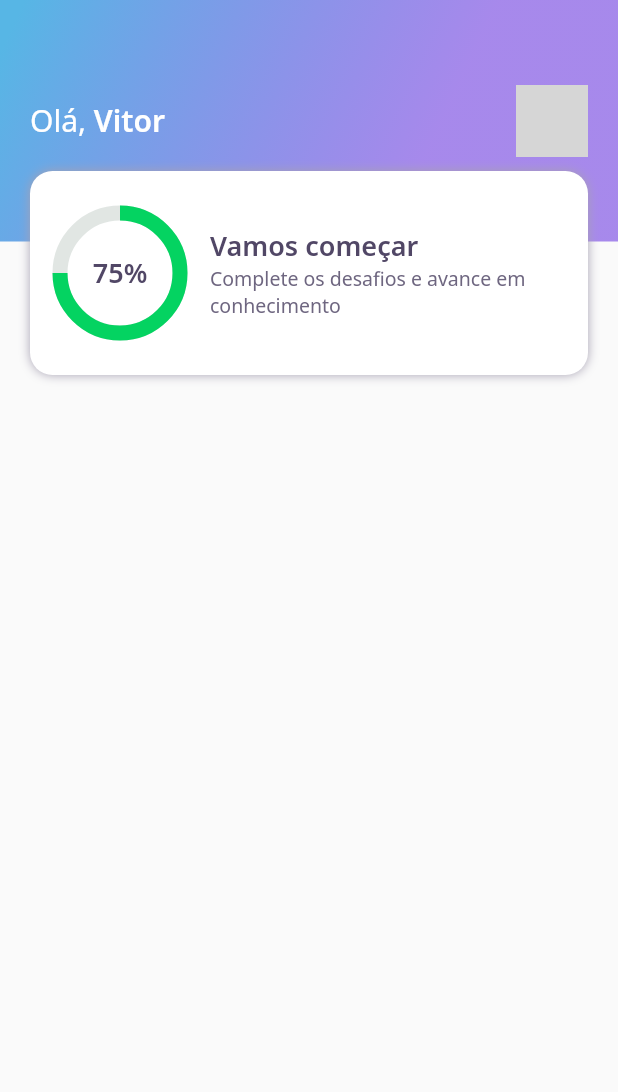
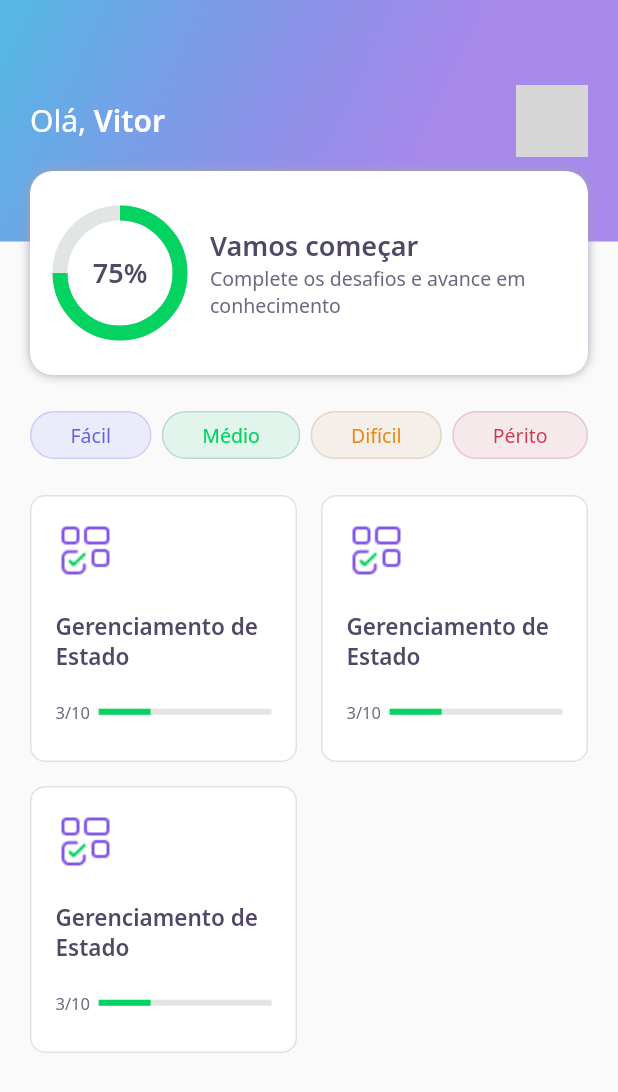
Before and after one commit to vitorsalesg/dev_quiz, a Flutter app: the HomePage screen opened directly, on a phone screen of 412 x 824 dp. Shown: the top 1092 px of the screen. Run offline on Flutter 3.47's test engine with Material 2 defaults, Android fonts, the phone set to English and light mode, and no system bars; our stand-ins replace google_fonts; network calls fail; grey boxes are pictures that could not be loaded.

Commit message:
Creation of new pages and changes in the layout of the app

```diff
--- a/lib/core/app_widget.dart
+++ b/lib/core/app_widget.dart
@@ -1,4 +1,4 @@
-import 'package:dev_quiz/home/home_page.dart';
+import 'package:dev_quiz/challenge/challenge_page.dart';
 import 'package:flutter/material.dart';
 
 class AppWidget extends StatelessWidget {
@@ -7,7 +7,7 @@ class AppWidget extends StatelessWidget {
     return MaterialApp(
       title: "DevQuiz",
       debugShowCheckedModeBanner: false,
-      home: HomePage(),
+      home: ChallengePage(),
     );
   }
 }
--- a/lib/home/home_page.dart
+++ b/lib/home/home_page.dart
@@ -1,4 +1,6 @@
 import 'package:dev_quiz/home/widgets/appBar/app_bar_widget.dart';
+import 'package:dev_quiz/home/widgets/level_button/level_button_widget.dart';
+import 'package:dev_quiz/home/widgets/quiz_card/quiz_card_widget.dart';
 import 'package:flutter/material.dart';
 
 class HomePage extends StatefulWidget {
@@ -13,6 +15,36 @@ class _HomePageState extends State<HomePage> {
   Widget build(BuildContext context) {
     return Scaffold(
       appBar: AppBarWidget(),
+      body: Padding(
+        padding: const EdgeInsets.symmetric(horizontal: 20),
+        child: Column(
+          children: [
+            const SizedBox(height: 24),
+            Row(
+              mainAxisAlignment: MainAxisAlignment.spaceBetween,
+              children: [
+                LevelButtonWidget(label: 'Fácil'),
+                LevelButtonWidget(label: 'Médio'),
+                LevelButtonWidget(label: 'Difícil'),
+                LevelButtonWidget(label: 'Périto'),
+              ],
+            ),
+            const SizedBox(height: 24),
+            Expanded(
+              child: GridView.count(
+                crossAxisCount: 2,
+                crossAxisSpacing: 16,
+                mainAxisSpacing: 16,
+                children: [
+                  QuizCardWidget(),
+                  QuizCardWidget(),
+                  QuizCardWidget(),
+                ],
+              ),
+            )
+          ],
+        ),
+      ),
     );
   }
 }
--- /dev/null
+++ b/lib/home/widgets/level_button/level_button_widget.dart
@@ -0,0 +1,60 @@
+import 'package:dev_quiz/core/app_colors.dart';
+import 'package:flutter/material.dart';
+import 'package:google_fonts/google_fonts.dart';
+import '../../../core/app_colors.dart';
+
+class LevelButtonWidget extends StatelessWidget {
+  final String label;
+
+  LevelButtonWidget({Key? key, required this.label})
+      : assert(["Fácil", "Médio", "Difícil", "Périto"].contains(label)),
+        super(key: key);
+
+  final config = {
+    "Fácil": {
+      "color": AppColors.levelButtonFacil,
+      "borderColor": AppColors.levelButtonBorderFacil,
+      "fontColor": AppColors.levelButtonTextFacil,
+    },
+    "Médio": {
+      "color": AppColors.levelButtonMedio,
+      "borderColor": AppColors.levelButtonBorderMedio,
+      "fontColor": AppColors.levelButtonTextMedio,
+    },
+    "Difícil": {
+      "color": AppColors.levelButtonDificil,
+      "borderColor": AppColors.levelButtonBorderDificil,
+      "fontColor": AppColors.levelButtonTextDificil,
+    },
+    "Périto": {
+      "color": AppColors.levelButtonPerito,
+      "borderColor": AppColors.levelButtonBorderPerito,
+      "fontColor": AppColors.levelButtonTextPerito,
+    },
+  };
+
+  Color get color => config[label]!['color']!;
+  Color get borderColor => config[label]!['borderColor']!;
+  Color get fontColor => config[label]!['fontColor']!;
+
+  @override
+  Widget build(BuildContext context) {
+    return Container(
+      decoration: BoxDecoration(
+        color: color,
+        border: Border.fromBorderSide(BorderSide(color: borderColor)),
+        borderRadius: BorderRadius.circular(28),
+      ),
+      child: Padding(
+        padding: const EdgeInsets.symmetric(horizontal: 26, vertical: 6),
+        child: Text(
+          label,
+          style: GoogleFonts.notoSans(
+            color: fontColor,
+            fontSize: 13,
+          ),
+        ),
+      ),
+    );
+  }
+}
--- /dev/null
+++ b/lib/home/widgets/quiz_card/quiz_card_widget.dart
@@ -0,0 +1,46 @@
+import 'package:dev_quiz/core/app_colors.dart';
+import 'package:dev_quiz/core/app_images.dart';
+import 'package:dev_quiz/core/app_text_styles.dart';
+import 'package:dev_quiz/shared/widgets/progressIndicator/progress_indicator_widget.dart';
+import 'package:flutter/material.dart';
+
+class QuizCardWidget extends StatelessWidget {
+  const QuizCardWidget({Key? key}) : super(key: key);
+
+  @override
+  Widget build(BuildContext context) {
+    return Container(
+      padding: const EdgeInsets.all(16),
+      decoration: BoxDecoration(
+        border: Border.fromBorderSide(BorderSide(color: AppColors.border)),
+        borderRadius: BorderRadius.circular(10),
+        color: AppColors.white,
+      ),
+      child: Column(
+        crossAxisAlignment: CrossAxisAlignment.start,
+        children: [
+          Container(
+            height: 40,
+            width: 40,
+            child: Image.asset(AppImages.blocks),
+          ),
+          SizedBox(height: 20),
+          Text(
+            'Gerenciamento de Estado',
+            style: AppTextStyles.heading15,
+          ),
+          SizedBox(height: 20),
+          Row(
+            children: [
+              Expanded(
+                flex: 1,
+                child: Text('3/10', style: AppTextStyles.body11),
+              ),
+              Expanded(flex: 4, child: ProgressIndicatorWidget(value: 0.3))
+            ],
+          )
+        ],
+      ),
+    );
+  }
+}
--- /dev/null
+++ b/lib/shared/widgets/progressIndicator/progress_indicator_widget.dart
@@ -0,0 +1,19 @@
+import 'package:dev_quiz/core/app_colors.dart';
+import 'package:flutter/material.dart';
+
+class ProgressIndicatorWidget extends StatelessWidget {
+  final double value;
+  const ProgressIndicatorWidget({Key? key, required this.value})
+      : super(key: key);
+
+  @override
+  Widget build(BuildContext context) {
+    return LinearProgressIndicator(
+      value: value,
+      backgroundColor: AppColors.chartSecondary,
+      valueColor: AlwaysStoppedAnimation<Color>(
+        AppColors.chartPrimary,
+      ),
+    );
+  }
+}
```
Also changed, not shown: lib/challenge/challenge_page.dart (added, +25 -0 lines), lib/challenge/widgets/awnser/awnser_widget.dart (added, +81 -0 lines), lib/challenge/widgets/question_indicator/question_indicator_widget.dart (added, +27 -0 lines), lib/challenge/widgets/quiz/quiz_widget.dart (added, +31 -0 lines), lib/home/widgets/score_card/score_card_widget.dart (+4 -3 lines), 2 other files.
